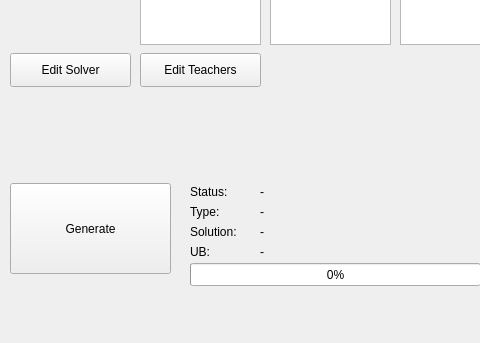
The window that pySprida/gui/main.ui (pbnl/pySprida) describes before a commit, drawn with Qt 5; both pictures show x 0 to 480 and y 257 to 600 of the 802 by 600 pixel window.
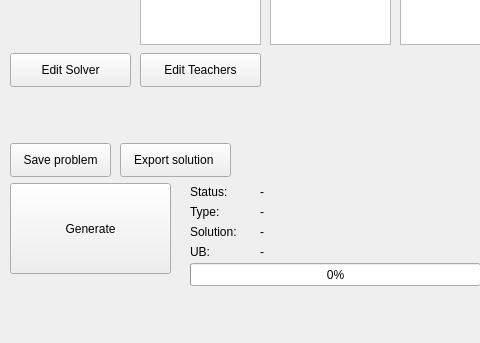
The same window after the commit.

```diff
--- a/pySprida/gui/main.ui
+++ b/pySprida/gui/main.ui
@@ -316,6 +316,32 @@
      </rect>
     </property>
    </widget>
+   <widget class="QPushButton" name="save_problem_button">
+    <property name="geometry">
+     <rect>
+      <x>10</x>
+      <y>400</y>
+      <width>101</width>
+      <height>34</height>
+     </rect>
+    </property>
+    <property name="text">
+     <string>Save problem</string>
+    </property>
+   </widget>
+   <widget class="QPushButton" name="export_solution_button">
+    <property name="geometry">
+     <rect>
+      <x>120</x>
+      <y>400</y>
+      <width>111</width>
+      <height>34</height>
+     </rect>
+    </property>
+    <property name="text">
+     <string>Export solution </string>
+    </property>
+   </widget>
   </widget>
   <widget class="QMenuBar" name="menubar">
    <property name="geometry">
```
